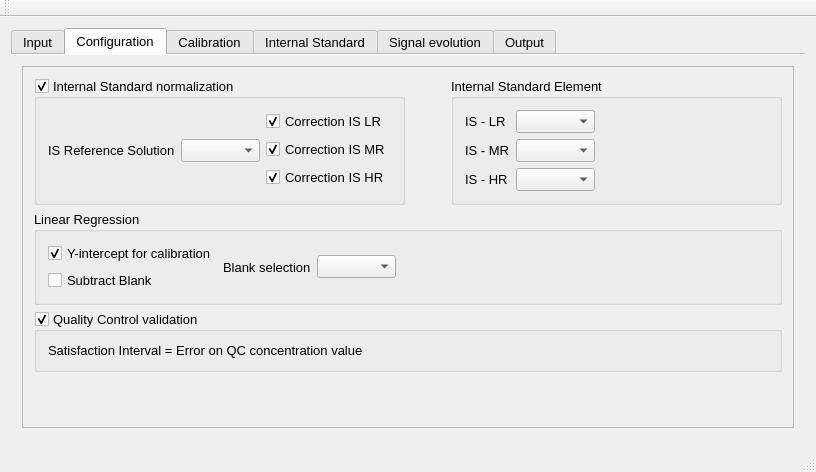
Old version of the form src/application.ui in the repository SebastienGardoll/ufreasi.
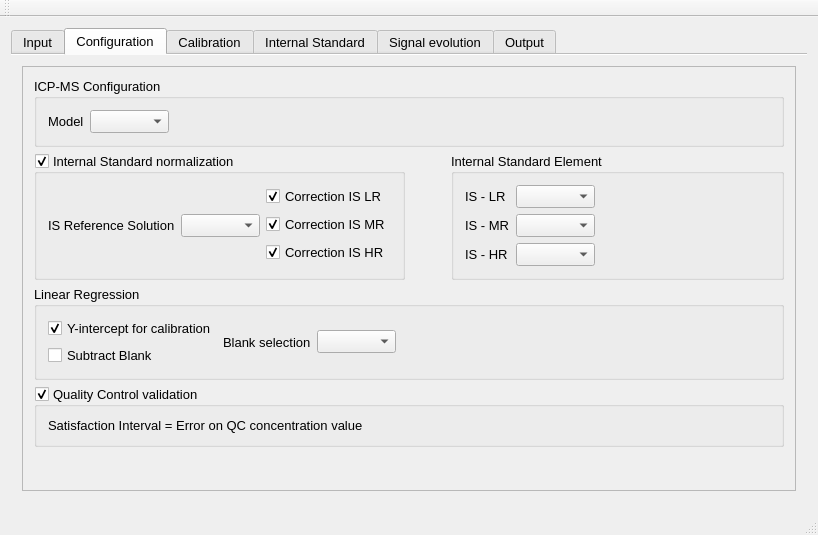
New version of the form. Icons and pictures are not drawn. Custom widgets are drawn as their Qt base class.

Commit message: create icp gui option

Diff of the .ui file:
```diff
--- a/src/application.ui
+++ b/src/application.ui
@@ -6,8 +6,8 @@
    <rect>
     <x>0</x>
     <y>0</y>
-    <width>816</width>
-    <height>472</height>
+    <width>818</width>
+    <height>535</height>
    </rect>
   </property>
   <property name="font">
@@ -80,11 +80,43 @@
             <rect>
              <x>0</x>
              <y>0</y>
-             <width>778</width>
-             <height>342</height>
+             <width>780</width>
+             <height>407</height>
             </rect>
            </property>
            <layout class="QVBoxLayout" name="verticalLayout_9">
+            <item>
+             <widget class="QGroupBox" name="icpms_config">
+              <property name="title">
+               <string>ICP-MS Configuration</string>
+              </property>
+              <layout class="QHBoxLayout" name="horizontalLayout">
+               <item>
+                <widget class="QLabel" name="label">
+                 <property name="text">
+                  <string>Model</string>
+                 </property>
+                </widget>
+               </item>
+               <item>
+                <widget class="QComboBox" name="model"/>
+               </item>
+               <item>
+                <spacer name="horizontalSpacer">
+                 <property name="orientation">
+                  <enum>Qt::Horizontal</enum>
+                 </property>
+                 <property name="sizeHint" stdset="0">
+                  <size>
+                   <width>40</width>
+                   <height>20</height>
+                  </size>
+                 </property>
+                </spacer>
+               </item>
+              </layout>
+             </widget>
+            </item>
             <item>
              <layout class="QHBoxLayout" name="internStdCorrection">
               <item>
```
Left out of the diff: 4 changed lines with no effect on the pictures. The commit also changes 1 other file.
